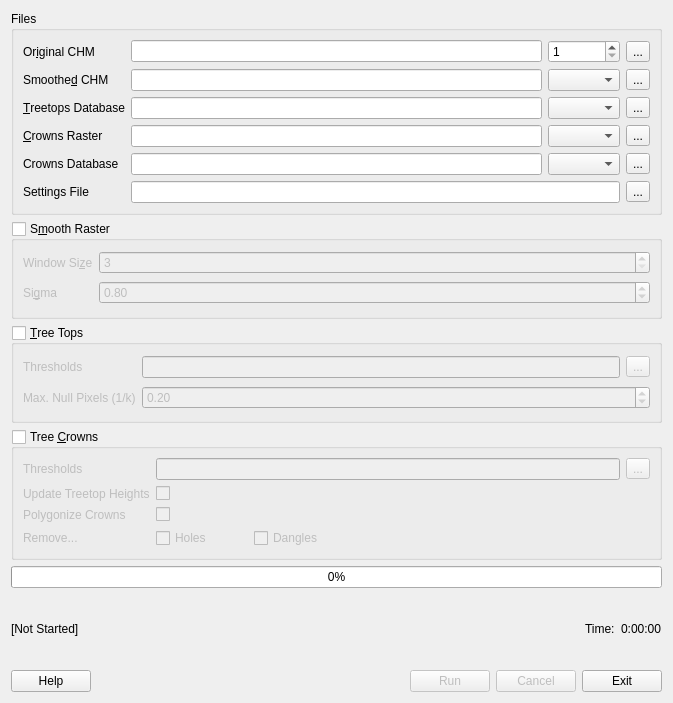
First picture: the form in src/treetops.ui, repository rskelly/treetops, before the edit.
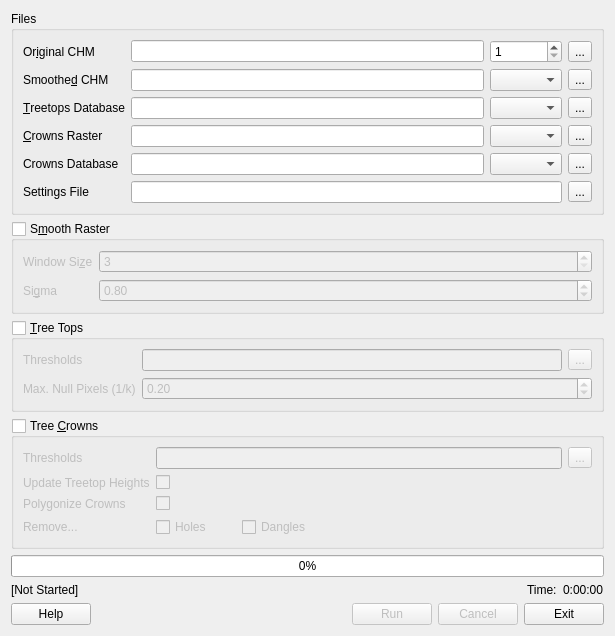
Second picture: the form after the edit.

Commit message: Windows stuff; installer with vista style.

```diff
--- a/src/treetops.ui
+++ b/src/treetops.ui
@@ -6,8 +6,8 @@
    <rect>
     <x>0</x>
     <y>0</y>
-    <width>673</width>
-    <height>703</height>
+    <width>615</width>
+    <height>576</height>
    </rect>
   </property>
   <property name="sizePolicy">
```
The commit also changes 3 other files.
